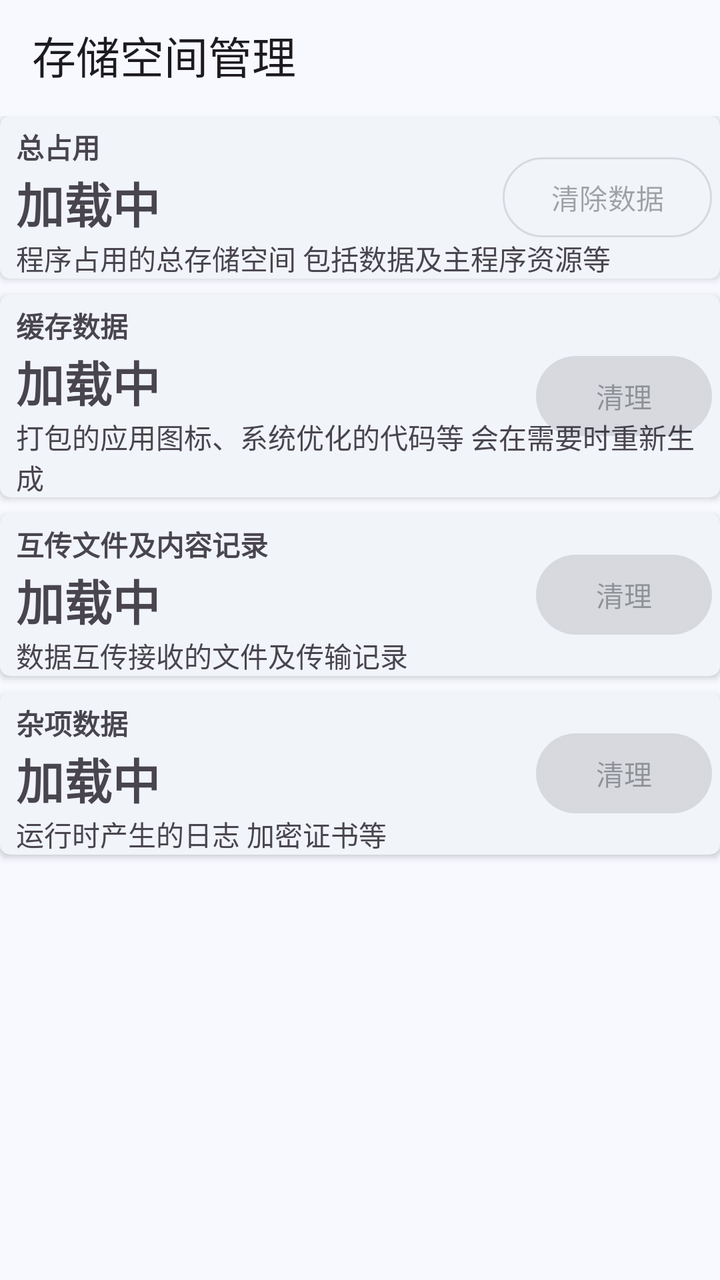
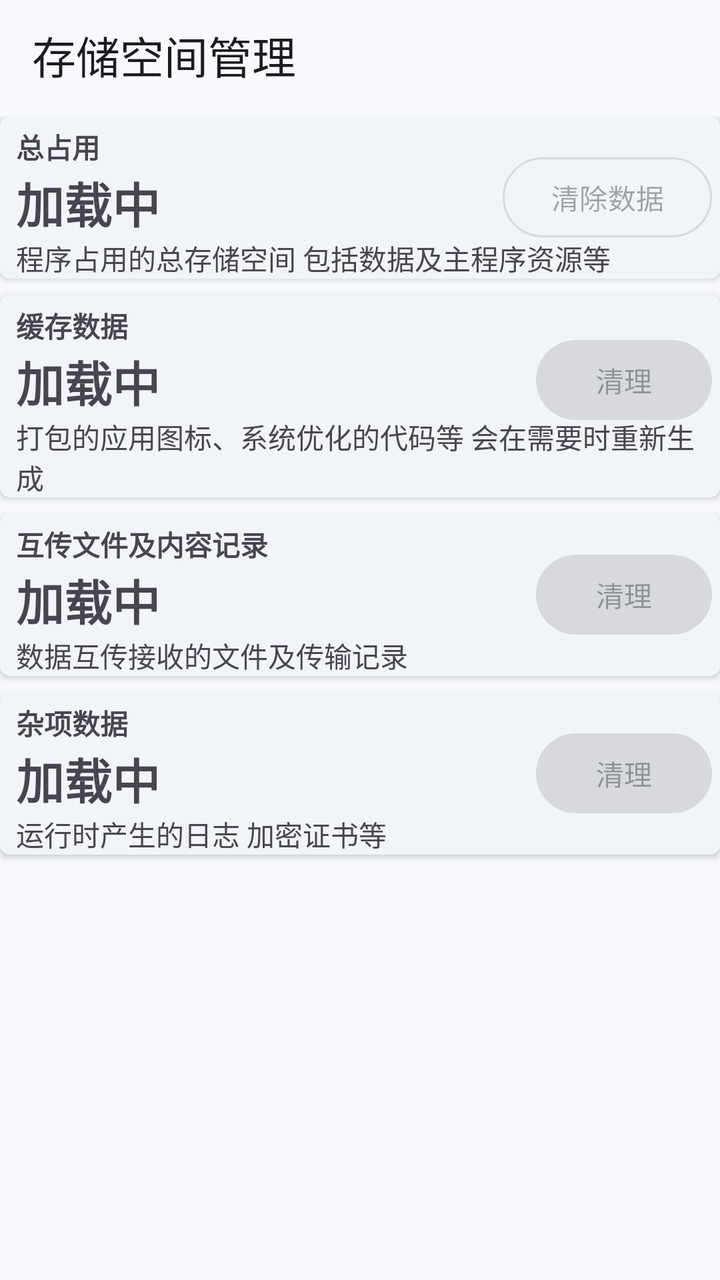

Compare the two renders of this Android layout. The source of the first and the diff that turns it into the second are given below.
<!-- AndroidManifest.xml: activity theme Theme.LinkToComputer -->
<!-- res/layout/activity_storage_manage.xml -->
<?xml version="1.0" encoding="utf-8"?>
<androidx.constraintlayout.widget.ConstraintLayout xmlns:android="http://schemas.android.com/apk/res/android"
    xmlns:app="http://schemas.android.com/apk/res-auto"
    xmlns:tools="http://schemas.android.com/tools"
    android:id="@+id/storage_manage_activity_root"
    android:layout_width="match_parent"
    android:fitsSystemWindows="true"
    android:layout_height="match_parent"
    tools:context=".activity.StorageManageActivity">

    <com.google.android.material.appbar.AppBarLayout
        android:id="@+id/appBarLayout"
        android:layout_width="wrap_content"
        android:layout_height="wrap_content"
        android:fitsSystemWindows="true"
        app:layout_constraintEnd_toEndOf="parent"
        app:layout_constraintHorizontal_bias="0.0"
        app:layout_constraintStart_toStartOf="parent"
        app:layout_constraintTop_toTopOf="parent">

    </com.google.android.material.appbar.AppBarLayout>


    <com.google.android.material.appbar.MaterialToolbar
        android:id="@+id/toolbar"
        android:layout_width="match_parent"
        android:layout_height="55dp"
        app:layout_constraintBottom_toBottomOf="parent"
        app:layout_constraintEnd_toEndOf="parent"
        app:layout_constraintHorizontal_bias="0.0"
        app:layout_constraintStart_toStartOf="parent"
        app:layout_constraintTop_toTopOf="parent"
        app:layout_constraintVertical_bias="0.0"
        app:title="存储空间管理" />

    <LinearLayout
        android:layout_width="match_parent"
        android:layout_height="match_parent"
        android:layout_marginTop="58dp"
        android:orientation="vertical"
        app:layout_constraintBottom_toBottomOf="parent"
        app:layout_constraintEnd_toEndOf="parent"
        app:layout_constraintStart_toStartOf="parent"
        app:layout_constraintTop_toTopOf="parent">

        <androidx.cardview.widget.CardView
            android:layout_width="match_parent"
            android:layout_height="wrap_content"
            app:cardBackgroundColor="?attr/colorSurfaceContainerLow"
            app:cardCornerRadius="5dp">
            <LinearLayout
                android:layout_width="wrap_content"
                android:layout_height="wrap_content"
                android:layout_marginStart="8dp"
                android:orientation="vertical">

                <TextView
                    android:layout_width="wrap_content"
                    android:layout_height="wrap_content"
                    android:layout_marginTop="5dp"
                    android:text="总占用"
                    android:textStyle="bold" />

                <TextView
                    android:layout_width="wrap_content"
                    android:layout_height="wrap_content"
                    android:id="@+id/text_storage_usage_app"
                    android:textSize="24sp"
                    android:text="@string/text_loading"
                    android:textStyle="bold" />

                <TextView
                    android:layout_width="wrap_content"
                    android:layout_height="wrap_content"
                    android:text="程序占用的总存储空间 包括数据及主程序资源等" />
            </LinearLayout>
            <com.google.android.material.button.MaterialButton
                style="@style/Widget.Material3.Button.OutlinedButton"
                android:layout_width="wrap_content"
                android:layout_height="wrap_content"
                android:text="@string/text_wipe_data"
                android:enabled="false"
                android:layout_gravity="end|center"
                android:id="@+id/button_storage_manage_wipe_data"
                android:layout_marginEnd="4dp"/>
        </androidx.cardview.widget.CardView>
        <androidx.cardview.widget.CardView
            android:layout_marginTop="8dp"
            android:layout_width="match_parent"
            android:layout_height="wrap_content"
            app:cardBackgroundColor="?attr/colorSurfaceContainerLow"
            app:cardCornerRadius="5dp">
            <LinearLayout
                android:layout_width="wrap_content"
                android:layout_height="wrap_content"
                android:layout_marginStart="8dp"
                android:orientation="vertical">
                <TextView
                    android:layout_width="wrap_content"
                    android:layout_height="wrap_content"
                    android:layout_marginTop="5dp"
                    android:text="缓存数据"
                    android:textStyle="bold" />

                <TextView
                    android:layout_width="wrap_content"
                    android:layout_height="wrap_content"
                    android:id="@+id/text_storage_usage_cache"
                    android:textSize="24sp"
                    android:text="@string/text_loading"
                    android:textStyle="bold" />

                <TextView
                    android:layout_width="wrap_content"
                    android:layout_height="wrap_content"
                    android:text="@string/storage_manage_cache_desc"/>
            </LinearLayout>
            <com.google.android.material.button.MaterialButton
                android:layout_width="wrap_content"
                android:layout_height="wrap_content"
                android:text="@string/text_clear"
                android:enabled="false"
                android:layout_gravity="end|center"
                android:id="@+id/button_storage_manage_clear_cache"
                android:layout_marginEnd="4dp"/>
        </androidx.cardview.widget.CardView>
        <androidx.cardview.widget.CardView
            android:layout_marginTop="8dp"
            android:layout_width="match_parent"
            android:layout_height="wrap_content"
            app:cardBackgroundColor="?attr/colorSurfaceContainerLow"
            app:cardCornerRadius="5dp">
            <LinearLayout
                android:layout_width="wrap_content"
                android:layout_height="wrap_content"
                android:layout_marginStart="8dp"
                android:orientation="vertical">
                <TextView
                    android:layout_width="wrap_content"
                    android:layout_height="wrap_content"
                    android:layout_marginTop="5dp"
                    android:text="互传文件及内容记录"
                    android:textStyle="bold" />

                <TextView
                    android:layout_width="wrap_content"
                    android:layout_height="wrap_content"
                    android:text="@string/text_loading"
                    android:id="@+id/text_storage_usage_transmit"
                    android:textSize="24sp"
                    android:textStyle="bold" />
                <TextView
                    android:layout_width="wrap_content"
                    android:layout_height="wrap_content"
                    android:text="数据互传接收的文件及传输记录"/>
            </LinearLayout>
            <com.google.android.material.button.MaterialButton
                android:layout_width="wrap_content"
                android:layout_height="wrap_content"
                android:text="@string/text_clear"
                android:enabled="false"
                android:id="@+id/button_storage_manage_clear_transmit_data"
                android:layout_gravity="end|center"
                android:layout_marginEnd="4dp"
                style="@style/Widget.Material3.Button.ElevatedButton"/>
        </androidx.cardview.widget.CardView>
        <androidx.cardview.widget.CardView
            android:layout_marginTop="8dp"
            android:layout_width="match_parent"
            android:layout_height="wrap_content"
            app:cardBackgroundColor="?attr/colorSurfaceContainerLow"
            app:cardCornerRadius="5dp">
            <LinearLayout
                android:layout_width="wrap_content"
                android:layout_height="wrap_content"
                android:layout_marginStart="8dp"
                android:orientation="vertical">
                <TextView
                    android:layout_width="wrap_content"
                    android:layout_height="wrap_content"
                    android:layout_marginTop="5dp"
                    android:text="杂项数据"
                    android:textStyle="bold" />

                <TextView
                    android:layout_width="wrap_content"
                    android:layout_height="wrap_content"
                    android:text="@string/text_loading"
                    android:id="@+id/text_storage_usage_chaos_data"
                    android:textSize="24sp"
                    android:textStyle="bold" />

                <TextView
                    android:layout_width="wrap_content"
                    android:layout_height="wrap_content"
                    android:text="运行时产生的日志 加密证书等" />
            </LinearLayout>
            <com.google.android.material.button.MaterialButton
                android:layout_width="wrap_content"
                android:layout_height="wrap_content"
                android:enabled="false"
                android:text="@string/text_clear"
                android:id="@+id/button_storage_manage_clear_chaos_data"
                android:layout_gravity="end|center"
                android:layout_marginEnd="4dp"
                style="@style/Widget.Material3.Button.ElevatedButton"/>
        </androidx.cardview.widget.CardView>
    </LinearLayout>

</androidx.constraintlayout.widget.ConstraintLayout>
<!-- resources referenced by this layout -->
<resources>
  <string name="storage_manage_cache_desc">打包的应用图标、系统优化的代码等 会在需要时重新生成</string>
  <string name="text_clear">清理</string>
  <string name="text_loading">加载中</string>
  <string name="text_wipe_data">清除数据</string>
  <style name="Theme.LinkToComputer" parent="Base.Theme.LinkToComputer" />
  <color name="md_theme_primary">#2D628B</color>
  <color name="md_theme_onPrimary">#FFFFFF</color>
  <color name="md_theme_primaryContainer">#CDE5FF</color>
  <color name="md_theme_onPrimaryContainer">#0A4A72</color>
  <color name="md_theme_secondary">#51606F</color>
  <color name="md_theme_onSecondary">#FFFFFF</color>
  <color name="md_theme_secondaryContainer">#D4E4F6</color>
  <color name="md_theme_onSecondaryContainer">#394857</color>
  <color name="md_theme_tertiary">#67587A</color>
  <color name="md_theme_onTertiary">#FFFFFF</color>
  <color name="md_theme_tertiaryContainer">#EEDCFF</color>
  <color name="md_theme_onTertiaryContainer">#4F4061</color>
  <color name="md_theme_error">#BA1A1A</color>
  <color name="md_theme_onError">#FFFFFF</color>
  <color name="md_theme_errorContainer">#FFDAD6</color>
  <color name="md_theme_onErrorContainer">#93000A</color>
  <color name="md_theme_background">#F7F9FF</color>
  <color name="md_theme_onBackground">#181C20</color>
  <color name="md_theme_surface">#F7F9FF</color>
  <color name="md_theme_onSurface">#181C20</color>
  <color name="md_theme_surfaceVariant">#DEE3EB</color>
  <color name="md_theme_onSurfaceVariant">#42474E</color>
  <color name="md_theme_outline">#72787E</color>
  <color name="md_theme_outlineVariant">#C2C7CF</color>
  <color name="md_theme_inverseSurface">#2D3135</color>
  <color name="md_theme_inverseOnSurface">#EEF1F6</color>
  <color name="md_theme_inversePrimary">#9ACBFA</color>
  <color name="md_theme_primaryFixed">#CDE5FF</color>
  <color name="md_theme_onPrimaryFixed">#001D32</color>
  <color name="md_theme_primaryFixedDim">#9ACBFA</color>
  <color name="md_theme_onPrimaryFixedVariant">#0A4A72</color>
  <color name="md_theme_secondaryFixed">#D4E4F6</color>
  <color name="md_theme_onSecondaryFixed">#0D1D2A</color>
  <color name="md_theme_secondaryFixedDim">#B9C8DA</color>
  <color name="md_theme_onSecondaryFixedVariant">#394857</color>
  <color name="md_theme_tertiaryFixed">#EEDCFF</color>
  <color name="md_theme_onTertiaryFixed">#221533</color>
  <color name="md_theme_tertiaryFixedDim">#D2BFE7</color>
  <color name="md_theme_onTertiaryFixedVariant">#4F4061</color>
  <color name="md_theme_surfaceDim">#D7DADF</color>
  <color name="md_theme_surfaceBright">#F7F9FF</color>
  <color name="md_theme_surfaceContainerLowest">#FFFFFF</color>
  <color name="md_theme_surfaceContainerLow">#F1F4F9</color>
  <color name="md_theme_surfaceContainer">#EBEEF3</color>
  <color name="md_theme_surfaceContainerHigh">#E6E8EE</color>
  <color name="md_theme_surfaceContainerHighest">#E0E2E8</color>
  <!-- unchanged entries left out for length: 1 -->
</resources>

<!-- the commit's change to res/layout/activity_storage_manage.xml (unified diff, before → after) -->
@@ -121,6 +121,7 @@
                 android:text="@string/text_clear"
                 android:enabled="false"
                 android:layout_gravity="end|center"
+                android:layout_marginBottom="8dp"
                 android:id="@+id/button_storage_manage_clear_cache"
                 android:layout_marginEnd="4dp"/>
         </androidx.cardview.widget.CardView>
